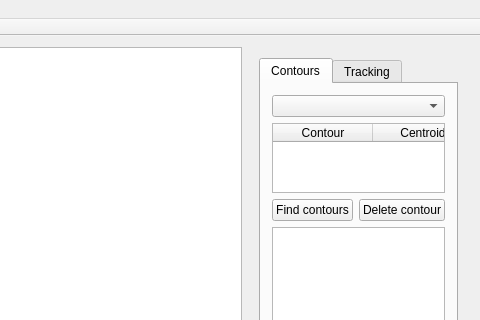
Above: mainwindow.ui from jonperdomo/polytracker before the change; both pictures show x 223 to 703 and y 0 to 320 of the 703 by 436 pixel window. Below: the same form after it.
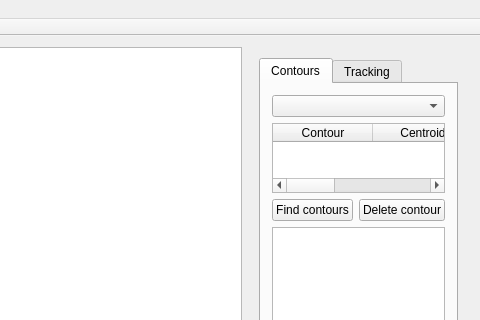
That is the form after the change. Custom widgets are drawn as their Qt base class.

```diff
--- a/mainwindow.ui
+++ b/mainwindow.ui
@@ -100,7 +100,7 @@
              <item>
               <widget class="QTableWidget" name="contourTable">
                <property name="horizontalScrollBarPolicy">
-                <enum>Qt::ScrollBarAlwaysOff</enum>
+                <enum>Qt::ScrollBarAsNeeded</enum>
                </property>
                <property name="sizeAdjustPolicy">
                 <enum>QAbstractScrollArea::AdjustToContents</enum>
@@ -121,6 +121,11 @@
                  <string>Centroid</string>
                 </property>
                </column>
+               <column>
+                <property name="text">
+                 <string>Visible</string>
+                </property>
+               </column>
               </widget>
              </item>
              <item>
```
